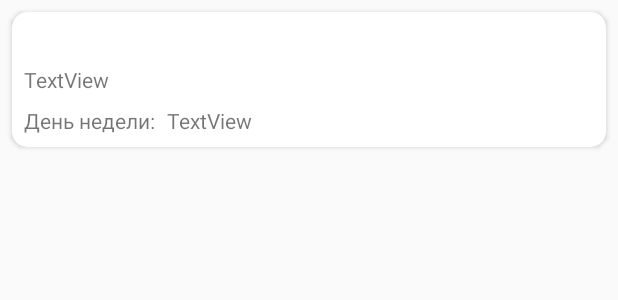
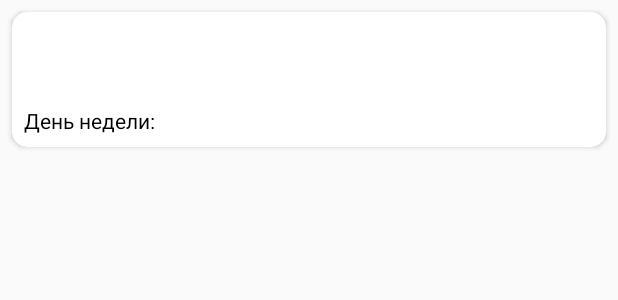
Before and after one commit to DmK78/Notes, an Android app: the layout note_item.xml on its own in the app's theme, with its tools: preview values and no code run, on a phone screen of 412 x 824 dp. Shown: the top 300 px of the screen. Run offline under Robolectric (Android 15) with nearby library versions, the phone set to English and light mode, and no system bars.

Commit message:
изменил note-item

```diff
--- a/app/src/main/res/layout/note_item.xml
+++ b/app/src/main/res/layout/note_item.xml
@@ -19,6 +19,7 @@
             android:paddingTop="4dp"
             android:paddingBottom="4dp"
             android:text="TextView"
+            android:textStyle="bold"
             android:textColor="@android:color/white"
             app:layout_constraintEnd_toEndOf="parent"
             app:layout_constraintStart_toStartOf="parent"
@@ -30,7 +31,7 @@
             android:layout_height="wrap_content"
             android:layout_marginStart="8dp"
             android:layout_marginTop="8dp"
-            android:text="TextView"
+            android:textColor="@android:color/black"
             app:layout_constraintStart_toStartOf="parent"
             app:layout_constraintTop_toBottomOf="@+id/textViewTitle" />
 
@@ -41,7 +42,8 @@
             android:layout_marginStart="8dp"
             android:layout_marginTop="8dp"
             android:paddingBottom="8dp"
-            android:text="TextView"
+            android:textColor="@android:color/black"
+
             app:layout_constraintStart_toEndOf="@+id/textViewDayOfWeekTitle"
             app:layout_constraintTop_toBottomOf="@+id/textViewDescription" />
 
@@ -52,6 +54,7 @@
             android:layout_marginStart="8dp"
             android:layout_marginTop="8dp"
             android:paddingBottom="8dp"
+            android:textColor="@android:color/black"
             android:text="@string/day_of_week"
             app:layout_constraintStart_toStartOf="parent"
             app:layout_constraintTop_toBottomOf="@+id/textViewDescription" />
```
